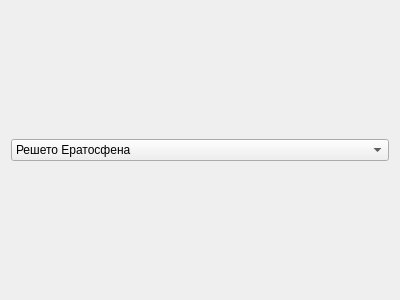
Before: the Qt Designer form lab2/naturalNumberAlgorithms/naturalui.ui in MariKush/OOOP2_lab2, drawn with Qt 5.
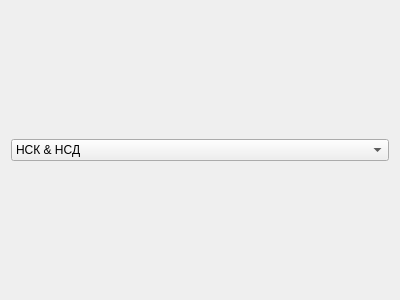
After: the same form once the commit is applied.

What changed in the file:
```diff
--- a/lab2/naturalNumberAlgorithms/naturalui.ui
+++ b/lab2/naturalNumberAlgorithms/naturalui.ui
@@ -16,6 +16,11 @@
   <layout class="QVBoxLayout" name="verticalLayout">
    <item>
     <widget class="QComboBox" name="algorithms_ComboBox">
+     <item>
+      <property name="text">
+       <string>НСК &amp; НСД</string>
+      </property>
+     </item>
      <item>
       <property name="text">
        <string>Решето Ератосфена</string>
```
Left out of the diff: 10 changed lines with no effect on the pictures.
